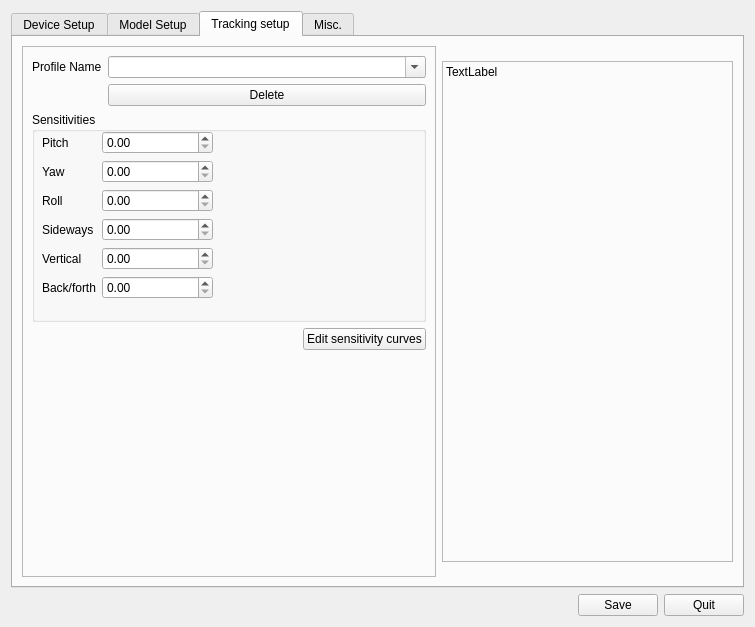
Old version of the form branches/michal/src/qt_gui/ltr.ui in the repository uglyDwarf/linuxtrack.
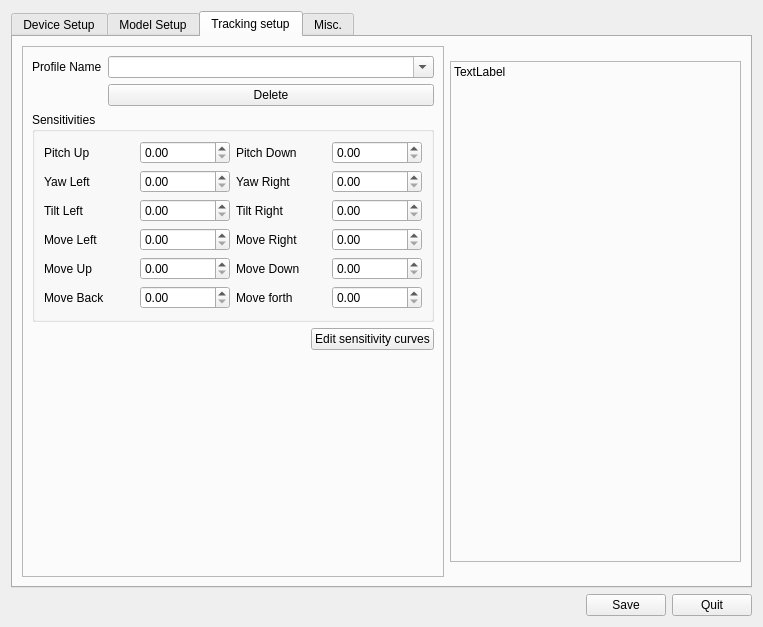
New version of the form. The open tabs and pages were chosen to show the change. Icons and pictures are not drawn.

```diff
--- a/branches/michal/src/qt_gui/ltr.ui
+++ b/branches/michal/src/qt_gui/ltr.ui
@@ -6,7 +6,7 @@
    <rect>
     <x>0</x>
     <y>0</y>
-    <width>755</width>
+    <width>763</width>
     <height>627</height>
    </rect>
   </property>
@@ -1346,78 +1346,132 @@
                 <property name="title">
                  <string>Sensitivities</string>
                 </property>
-                <widget class="QWidget" name="formLayoutWidget">
-                 <property name="geometry">
-                  <rect>
-                   <x>10</x>
-                   <y>19</y>
-                   <width>171</width>
-                   <height>200</height>
-                  </rect>
-                 </property>
-                 <layout class="QFormLayout" name="formLayout">
+                <layout class="QHBoxLayout" name="horizontalLayout_19">
+                 <item>
+                  <layout class="QGridLayout" name="gridLayout_4">
                   <item row="0" column="0">
-                   <widget class="QLabel" name="label_6">
+                    <widget class="QLabel" name="label_46">
                     <property name="text">
-                     <string>Pitch</string>
+                      <string>Pitch Up</string>
                     </property>
                    </widget>
                   </item>
                   <item row="0" column="1">
-                   <widget class="QDoubleSpinBox" name="doubleSpinBox"/>
+                    <widget class="QDoubleSpinBox" name="doubleSpinBox_13"/>
+                   </item>
+                   <item row="0" column="2">
+                    <widget class="QLabel" name="label_50">
+                     <property name="text">
+                      <string>Pitch Down</string>
+                     </property>
+                    </widget>
+                   </item>
+                   <item row="0" column="3">
+                    <widget class="QDoubleSpinBox" name="doubleSpinBox_14"/>
                   </item>
                   <item row="1" column="0">
-                   <widget class="QLabel" name="label_7">
+                    <widget class="QLabel" name="label_51">
                     <property name="text">
-                     <string>Yaw</string>
+                      <string>Yaw Left</string>
                     </property>
                    </widget>
                   </item>
                   <item row="1" column="1">
-                   <widget class="QDoubleSpinBox" name="doubleSpinBox_2"/>
+                    <widget class="QDoubleSpinBox" name="doubleSpinBox_15"/>
+                   </item>
+                   <item row="1" column="2">
+                    <widget class="QLabel" name="label_52">
+                     <property name="text">
+                      <string>Yaw Right</string>
+                     </property>
+                    </widget>
+                   </item>
+                   <item row="1" column="3">
+                    <widget class="QDoubleSpinBox" name="doubleSpinBox_16"/>
                   </item>
                   <item row="2" column="0">
-                   <widget class="QLabel" name="label_8">
+                    <widget class="QLabel" name="label_53">
                     <property name="text">
-                     <string>Roll</string>
+                      <string>Tilt Left</string>
                     </property>
                    </widget>
                   </item>
                   <item row="2" column="1">
-                   <widget class="QDoubleSpinBox" name="doubleSpinBox_3"/>
+                    <widget class="QDoubleSpinBox" name="doubleSpinBox_17"/>
+                   </item>
+                   <item row="2" column="2">
+                    <widget class="QLabel" name="label_54">
+                     <property name="text">
+                      <string>Tilt Right</string>
+                     </property>
+                    </widget>
+                   </item>
+                   <item row="2" column="3">
+                    <widget class="QDoubleSpinBox" name="doubleSpinBox_18"/>
                   </item>
                   <item row="3" column="0">
-                   <widget class="QLabel" name="label_9">
+                    <widget class="QLabel" name="label_55">
                     <property name="text">
-                     <string>Sideways</string>
+                      <string>Move Left</string>
                     </property>
                    </widget>
                   </item>
+                   <item row="3" column="1">
+                    <widget class="QDoubleSpinBox" name="doubleSpinBox_19"/>
+                   </item>
+                   <item row="3" column="2">
+                    <widget class="QLabel" name="label_56">
+                     <property name="text">
+                      <string>Move Right</string>
+                     </property>
+                    </widget>
+                   </item>
+                   <item row="3" column="3">
+                    <widget class="QDoubleSpinBox" name="doubleSpinBox_20"/>
+                   </item>
                   <item row="4" column="0">
-                   <widget class="QLabel" name="label_10">
+                    <widget class="QLabel" name="label_57">
                     <property name="text">
-                     <string>Vertical</string>
+                      <string>Move Up</string>
                     </property>
                    </widget>
                   </item>
+                   <item row="4" column="1">
+                    <widget class="QDoubleSpinBox" name="doubleSpinBox_21"/>
+                   </item>
+                   <item row="4" column="2">
+                    <widget class="QLabel" name="label_58">
+                     <property name="text">
+                      <string>Move Down</string>
+                     </property>
+                    </widget>
+                   </item>
+                   <item row="4" column="3">
+                    <widget class="QDoubleSpinBox" name="doubleSpinBox_22"/>
+                   </item>
                   <item row="5" column="0">
-                   <widget class="QLabel" name="label_11">
+                    <widget class="QLabel" name="label_59">
                     <property name="text">
-                     <string>Back/forth</string>
+                      <string>Move Back</string>
                     </property>
                    </widget>
                   </item>
                   <item row="5" column="1">
-                   <widget class="QDoubleSpinBox" name="doubleSpinBox_4"/>
-                  </item>
-                  <item row="3" column="1">
-                   <widget class="QDoubleSpinBox" name="doubleSpinBox_5"/>
-                  </item>
-                  <item row="4" column="1">
-                   <widget class="QDoubleSpinBox" name="doubleSpinBox_6"/>
-                  </item>
-                 </layout>
-                </widget>
+                    <widget class="QDoubleSpinBox" name="doubleSpinBox_23"/>
+                   </item>
+                   <item row="5" column="2">
+                    <widget class="QLabel" name="label_60">
+                     <property name="text">
+                      <string>Move forth</string>
+                     </property>
+                    </widget>
+                   </item>
+                   <item row="5" column="3">
+                    <widget class="QDoubleSpinBox" name="doubleSpinBox_24"/>
+                   </item>
+                  </layout>
+                 </item>
+                </layout>
                </widget>
               </item>
               <item>
```
Left out of the diff: 2 changed lines with no effect on the pictures. Lines whose indentation alone changed are shown as unchanged.
